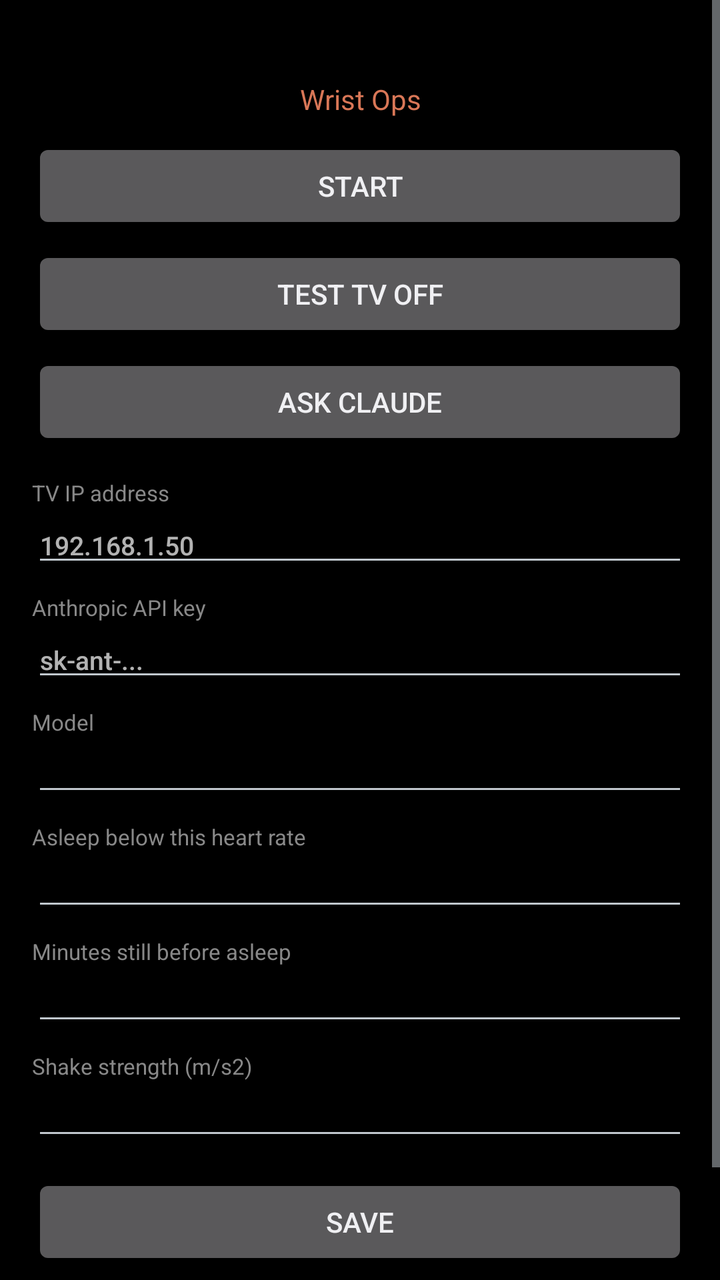
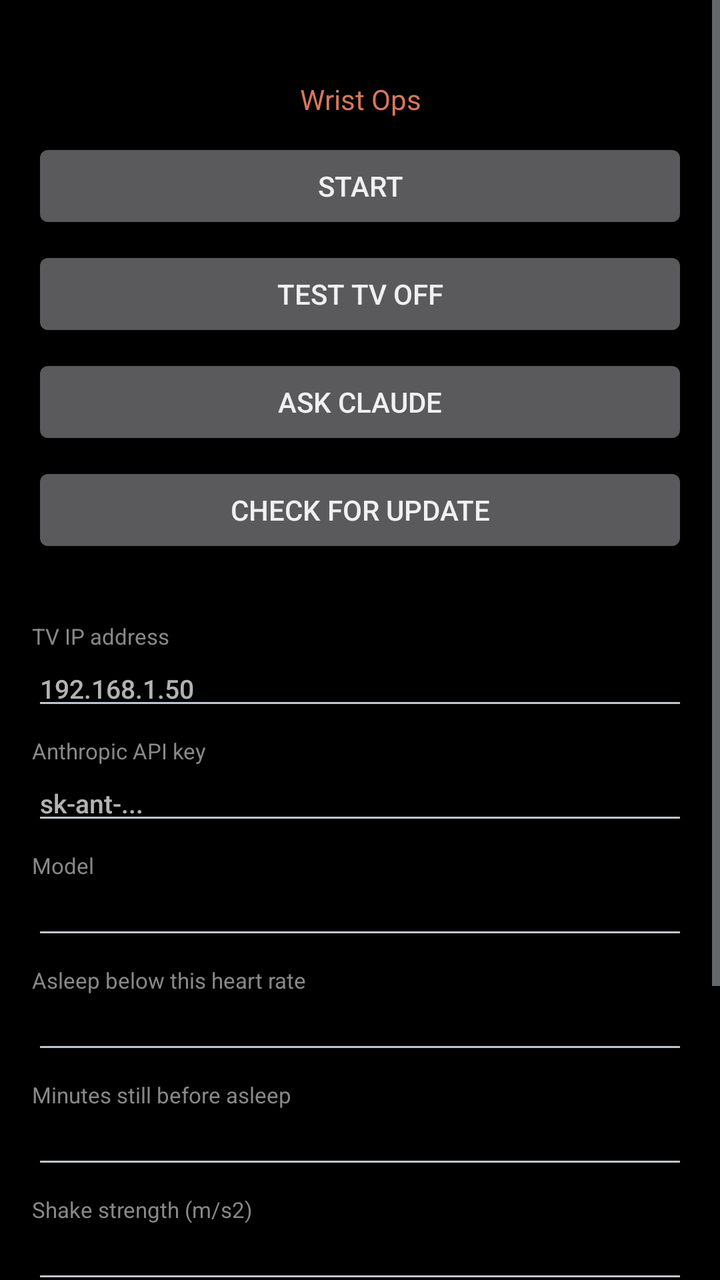

An Android layout rendered at two revisions. The XML below is the earlier revision; the diff shows what the commit changed to produce the second picture.
<!-- AndroidManifest.xml: application theme android:Theme.DeviceDefault -->
<!-- res/layout/activity_main.xml -->
<?xml version="1.0" encoding="utf-8"?>
<ScrollView xmlns:android="http://schemas.android.com/apk/res/android"
    android:layout_width="match_parent"
    android:layout_height="match_parent"
    android:background="#000000"
    android:fillViewport="true">

    <LinearLayout
        android:layout_width="match_parent"
        android:layout_height="wrap_content"
        android:orientation="vertical"
        android:paddingLeft="16dp"
        android:paddingRight="16dp"
        android:paddingTop="40dp"
        android:paddingBottom="40dp">

        <TextView
            android:id="@+id/statusText"
            android:layout_width="match_parent"
            android:layout_height="wrap_content"
            android:gravity="center"
            android:textColor="#D97757"
            android:textSize="14sp"
            android:text="Wrist Ops" />

        <Button
            android:id="@+id/toggleButton"
            android:layout_width="match_parent"
            android:layout_height="wrap_content"
            android:layout_marginTop="10dp"
            android:text="Start" />

        <Button
            android:id="@+id/testTvButton"
            android:layout_width="match_parent"
            android:layout_height="wrap_content"
            android:layout_marginTop="6dp"
            android:text="Test TV off" />

        <Button
            android:id="@+id/testAskButton"
            android:layout_width="match_parent"
            android:layout_height="wrap_content"
            android:layout_marginTop="6dp"
            android:text="Ask Claude" />

        <TextView
            android:layout_width="match_parent"
            android:layout_height="wrap_content"
            android:layout_marginTop="14dp"
            android:textColor="#888888"
            android:textSize="11sp"
            android:text="TV IP address" />

        <EditText
            android:id="@+id/tvIpInput"
            android:layout_width="match_parent"
            android:layout_height="wrap_content"
            android:inputType="text"
            android:textSize="13sp"
            android:hint="192.168.1.50" />

        <TextView
            android:layout_width="match_parent"
            android:layout_height="wrap_content"
            android:layout_marginTop="8dp"
            android:textColor="#888888"
            android:textSize="11sp"
            android:text="Anthropic API key" />

        <EditText
            android:id="@+id/apiKeyInput"
            android:layout_width="match_parent"
            android:layout_height="wrap_content"
            android:inputType="textVisiblePassword"
            android:textSize="13sp"
            android:hint="sk-ant-..." />

        <TextView
            android:layout_width="match_parent"
            android:layout_height="wrap_content"
            android:layout_marginTop="8dp"
            android:textColor="#888888"
            android:textSize="11sp"
            android:text="Model" />

        <EditText
            android:id="@+id/modelInput"
            android:layout_width="match_parent"
            android:layout_height="wrap_content"
            android:inputType="text"
            android:textSize="13sp" />

        <TextView
            android:layout_width="match_parent"
            android:layout_height="wrap_content"
            android:layout_marginTop="8dp"
            android:textColor="#888888"
            android:textSize="11sp"
            android:text="Asleep below this heart rate" />

        <EditText
            android:id="@+id/hrInput"
            android:layout_width="match_parent"
            android:layout_height="wrap_content"
            android:inputType="number"
            android:textSize="13sp" />

        <TextView
            android:layout_width="match_parent"
            android:layout_height="wrap_content"
            android:layout_marginTop="8dp"
            android:textColor="#888888"
            android:textSize="11sp"
            android:text="Minutes still before asleep" />

        <EditText
            android:id="@+id/stillInput"
            android:layout_width="match_parent"
            android:layout_height="wrap_content"
            android:inputType="number"
            android:textSize="13sp" />

        <TextView
            android:layout_width="match_parent"
            android:layout_height="wrap_content"
            android:layout_marginTop="8dp"
            android:textColor="#888888"
            android:textSize="11sp"
            android:text="Shake strength (m/s2)" />

        <EditText
            android:id="@+id/shakeInput"
            android:layout_width="match_parent"
            android:layout_height="wrap_content"
            android:inputType="numberDecimal"
            android:textSize="13sp" />

        <Button
            android:id="@+id/saveButton"
            android:layout_width="match_parent"
            android:layout_height="wrap_content"
            android:layout_marginTop="12dp"
            android:text="Save" />

        <TextView
            android:id="@+id/liveText"
            android:layout_width="match_parent"
            android:layout_height="wrap_content"
            android:layout_marginTop="12dp"
            android:gravity="center"
            android:textColor="#666666"
            android:textSize="11sp"
            android:text="" />

    </LinearLayout>
</ScrollView>
<!-- resources referenced by this layout -->
<resources>

</resources>

<!-- the commit's change to res/layout/activity_main.xml (unified diff, before → after) -->
@@ -43,6 +43,23 @@
             android:layout_height="wrap_content"
             android:layout_marginTop="6dp"
             android:text="Ask Claude" />
+
+        <Button
+            android:id="@+id/updateButton"
+            android:layout_width="match_parent"
+            android:layout_height="wrap_content"
+            android:layout_marginTop="6dp"
+            android:text="Check for update" />
+
+        <TextView
+            android:id="@+id/versionText"
+            android:layout_width="match_parent"
+            android:layout_height="wrap_content"
+            android:layout_marginTop="4dp"
+            android:gravity="center"
+            android:textColor="#666666"
+            android:textSize="10sp"
+            android:text="" />
 
         <TextView
             android:layout_width="match_parent"
@@ -136,6 +153,22 @@
             android:inputType="numberDecimal"
             android:textSize="13sp" />
 
+        <TextView
+            android:layout_width="match_parent"
+            android:layout_height="wrap_content"
+            android:layout_marginTop="8dp"
+            android:textColor="#888888"
+            android:textSize="11sp"
+            android:text="MacroDroid URL (optional)" />
+
+        <EditText
+            android:id="@+id/macroDroidInput"
+            android:layout_width="match_parent"
+            android:layout_height="wrap_content"
+            android:inputType="text"
+            android:textSize="13sp"
+            android:hint="http://192.168.1.20:8080/wristops" />
+
         <Button
             android:id="@+id/saveButton"
             android:layout_width="match_parent"
